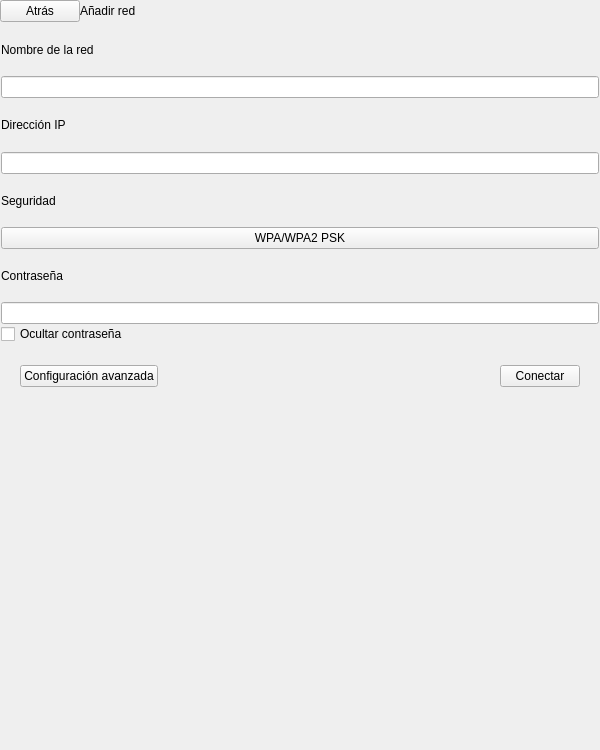
Before: the Qt Designer form bqSetting/ui/SettingsAddNetwork.ui in bq/cervantes, drawn with Qt 5.
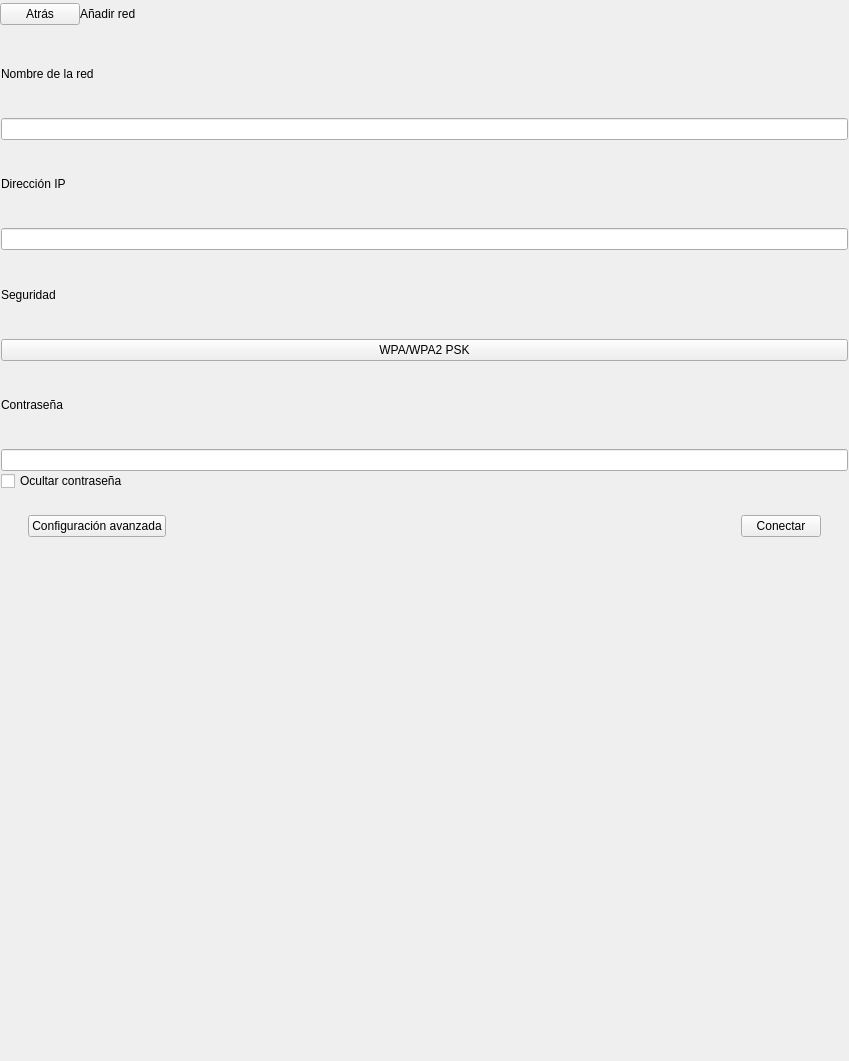
After: the same form once the commit is applied. Custom widgets are drawn as their Qt base class.

The edit to the form file:
```diff
--- a/bqSetting/ui/SettingsAddNetwork.ui
+++ b/bqSetting/ui/SettingsAddNetwork.ui
@@ -6,8 +6,8 @@
    <rect>
     <x>0</x>
     <y>0</y>
-    <width>600</width>
-    <height>750</height>
+    <width>849</width>
+    <height>1061</height>
    </rect>
   </property>
   <property name="sizePolicy">
@@ -18,14 +18,14 @@
   </property>
   <property name="minimumSize">
    <size>
-    <width>600</width>
-    <height>750</height>
+    <width>0</width>
+    <height>0</height>
    </size>
   </property>
   <property name="maximumSize">
    <size>
-    <width>600</width>
-    <height>750</height>
+    <width>849</width>
+    <height>1061</height>
    </size>
   </property>
   <property name="windowTitle">
@@ -71,7 +71,7 @@
         <property name="maximumSize">
          <size>
           <width>16777215</width>
-          <height>10000</height>
+          <height>14142</height>
          </size>
         </property>
         <property name="text">
@@ -86,8 +86,8 @@
         </property>
         <property name="sizeHint" stdset="0">
          <size>
-          <width>40</width>
-          <height>20</height>
+          <width>57</width>
+          <height>28</height>
          </size>
         </property>
        </spacer>
@@ -201,8 +201,8 @@
        </property>
        <property name="sizeHint" stdset="0">
         <size>
-         <width>20</width>
-         <height>20</height>
+         <width>28</width>
+         <height>28</height>
         </size>
        </property>
       </spacer>
@@ -221,8 +221,8 @@
        </property>
        <property name="sizeHint" stdset="0">
         <size>
-         <width>40</width>
-         <height>20</height>
+         <width>57</width>
+         <height>28</height>
         </size>
        </property>
       </spacer>
@@ -244,8 +244,8 @@
        </property>
        <property name="sizeHint" stdset="0">
         <size>
-         <width>20</width>
-         <height>20</height>
+         <width>28</width>
+         <height>28</height>
         </size>
        </property>
       </spacer>
@@ -259,8 +259,8 @@
      </property>
      <property name="sizeHint" stdset="0">
       <size>
-       <width>20</width>
-       <height>40</height>
+       <width>28</width>
+       <height>57</height>
       </size>
      </property>
     </spacer>
@@ -275,8 +275,8 @@
      </property>
      <property name="sizeHint" stdset="0">
       <size>
-       <width>20</width>
-       <height>40</height>
+       <width>28</width>
+       <height>57</height>
       </size>
      </property>
     </spacer>
```
Left out of the diff: 26 changed lines with no effect on the pictures.
